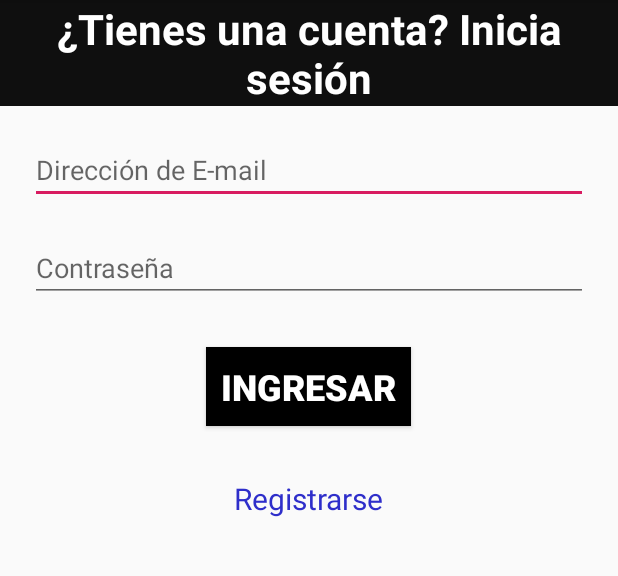
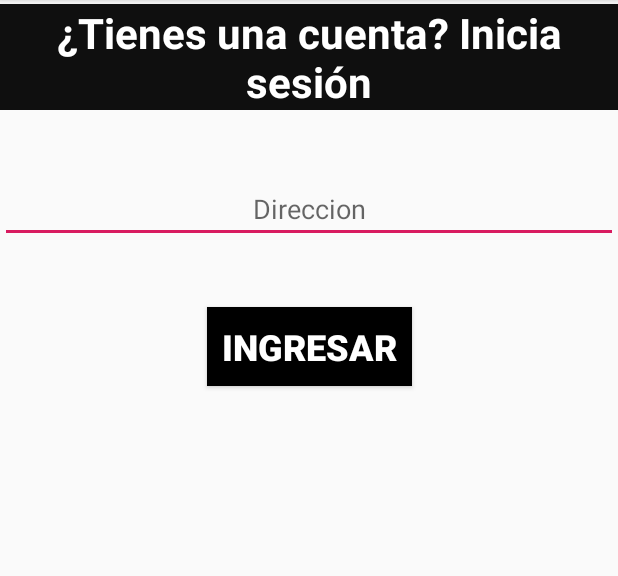
Before and after one commit to Jonatlop07/BookInPopOutMobile, an Android app: the screen it shows after launch (MainActivity), after a tap on "INGRESAR", on a phone screen of 412 x 824 dp, the part 84-660 px from its top. Run offline under Robolectric (Android 15) with nearby library versions, the phone set to English and light mode, and no system bars; our stand-ins replace Volley; network calls fail.

Commit message:
Realizada la conexión con la base de datos.

```diff
--- a/app/build.gradle
+++ b/app/build.gradle
@@ -26,4 +26,6 @@ dependencies {
     testImplementation 'junit:junit:4.12'
     androidTestImplementation 'androidx.test:runner:1.2.0'
     androidTestImplementation 'androidx.test.espresso:espresso-core:3.2.0'
+
+    implementation 'com.android.volley:volley:1.1.0'
 }
--- a/app/src/main/AndroidManifest.xml
+++ b/app/src/main/AndroidManifest.xml
@@ -1,8 +1,10 @@
 <?xml version="1.0" encoding="utf-8"?>
 <manifest xmlns:android="http://schemas.android.com/apk/res/android"
           package="com.example.proyectoestructurasdedatos">
+    <uses-permission android:name="android.permission.INTERNET"></uses-permission>
 
     <application
+            android:usesCleartextTraffic="true"
             android:allowBackup="true"
             android:icon="@mipmap/ic_launcher"
             android:label="@string/app_name"
--- a/app/src/main/java/com/example/proyectoestructurasdedatos/MainActivity.java
+++ b/app/src/main/java/com/example/proyectoestructurasdedatos/MainActivity.java
@@ -1,22 +1,63 @@
 package com.example.proyectoestructurasdedatos;
 
 import android.view.View;
+import android.widget.EditText;
+import android.widget.Toast;
 import androidx.appcompat.app.AppCompatActivity;
 import android.os.Bundle;
+import com.android.volley.*;
+import com.android.volley.toolbox.StringRequest;
+import com.android.volley.toolbox.Volley;
+
+import java.util.HashMap;
+import java.util.Map;
 
 public class MainActivity extends AppCompatActivity {
+    private EditText edtDireccion;
+    private final String HOST_IP = "";
+    private final String CARPETA_SCRIPTS = "archivos_conexion_bd";
 
     @Override
     protected void onCreate(Bundle savedInstanceState) {
         super.onCreate(savedInstanceState);
         setContentView(R.layout.activity_main);
+
+        edtDireccion = (EditText) findViewById(R.id.direccion);
+
     }
 
     public void iniciarSesion( View view ) {
 
+        ejecutarServicio("http://" + this.HOST_IP + "/"+ this.CARPETA_SCRIPTS + "/registrarUsuario.php");
     }
 
     public void irVentanaRegistro ( View view ) {
 
     }
+
+    private void ejecutarServicio( String URL ) {
+        StringRequest solicitud = new StringRequest(Request.Method.POST, URL, new Response.Listener<String>() {
+            @Override
+            public void onResponse(String response) {
+                Toast.makeText(getApplicationContext(), "OPERACION EXITOSA", Toast.LENGTH_SHORT).show();
+            }
+        }, new Response.ErrorListener() {
+                @Override
+                public void onErrorResponse(VolleyError error) {
+                    Toast.makeText(getApplicationContext(), error.toString(), Toast.LENGTH_SHORT).show();
+                }
+        }){
+            @Override
+            protected Map<String, String> getParams() throws AuthFailureError {
+                Map<String, String> parametros = new HashMap<String, String>();
+                parametros.put("", edtDireccion.getText().toString()); //El primer argumento indica el
+                                                                       // nombre del atributo en la tabla
+                //Agregar la cantidad que se reciben de la interfaz
+                return parametros;
+            }
+        };
+
+        RequestQueue colaSolicitud = Volley.newRequestQueue(this);
+        colaSolicitud.add(solicitud);
+    }
 }
--- a/app/src/main/res/layout/activity_main.xml
+++ b/app/src/main/res/layout/activity_main.xml
@@ -15,8 +15,6 @@
             app:layout_constraintRight_toRightOf="parent"
             app:layout_constraintTop_toTopOf="parent"
             app:layout_constraintHorizontal_bias="0.0"
-            android:layout_marginBottom="20dp"
-            app:layout_constraintBottom_toTopOf="@+id/ingresa_correo"
             android:gravity="center"
             android:text="@string/inicia_sesion"
             android:textAllCaps="false"
@@ -24,41 +22,22 @@
             android:textColorHighlight="#2E2A2A"
             android:textSize="28sp"
             android:textStyle="bold"
-            android:background="#0F0F0F" />
+            android:background="#0F0F0F" app:layout_constraintBottom_toTopOf="@+id/direccion"/>
+
     <EditText
-            android:id="@+id/ingresa_correo"
+            android:id="@+id/direccion"
+            android:hint="Direccion"
+            android:ems="10"
             android:layout_width="match_parent"
             android:layout_height="wrap_content"
+            android:gravity="center" android:layout_marginTop="40dp"
             app:layout_constraintTop_toBottomOf="@+id/textView" app:layout_constraintStart_toStartOf="parent"
             app:layout_constraintEnd_toEndOf="parent"
-            android:layout_marginLeft="20dp" android:layout_marginStart="20dp" android:layout_marginRight="20dp"
-            android:layout_marginEnd="20dp" android:layout_marginTop="20dp"
-            android:hint="@string/correo"
-            android:inputType="textEmailAddress"
-            android:ems="10"/>
-
-    <EditText
-            android:id="@+id/ingresa_clave"
-            android:layout_width="match_parent"
-            android:layout_height="wrap_content"
-            app:layout_constraintStart_toStartOf="parent"
-            app:layout_constraintEnd_toEndOf="parent"
-            android:layout_marginLeft="20dp" android:layout_marginStart="20dp" android:layout_marginRight="20dp"
-            android:layout_marginEnd="20dp"
-            app:layout_constraintHorizontal_bias="0.0" android:layout_marginTop="20dp"
-            app:layout_constraintTop_toBottomOf="@+id/ingresa_correo"
-            android:hint="@string/pass"
-            android:inputType="textPassword"
-            android:ems="10" />
+            app:layout_constraintBottom_toTopOf="@+id/iniciar_sesion"/>
     <Button
             android:id="@+id/iniciar_sesion"
             android:layout_width="wrap_content"
             android:layout_height="wrap_content"
-            android:layout_marginTop="30dp"
-            app:layout_constraintTop_toBottomOf="@+id/ingresa_clave" app:layout_constraintStart_toStartOf="parent"
-            android:layout_marginLeft="161dp" android:layout_marginStart="161dp"
-            app:layout_constraintEnd_toEndOf="parent" android:layout_marginEnd="162dp"
-            android:layout_marginRight="162dp"
             android:background="#000000"
             android:onClick="iniciarSesion"
             android:padding="10dp"
@@ -66,19 +45,12 @@
             android:textColor="#FFFFFF"
             android:textColorHighlight="#000000"
             android:textSize="24sp"
-            android:textStyle="bold"/>
-    <TextView
-            android:id="@+id/tv_Registrese"
-            android:layout_width="wrap_content"
-            android:layout_height="wrap_content"
-            app:layout_constraintStart_toStartOf="parent" android:layout_marginLeft="176dp"
-            android:layout_marginStart="176dp" app:layout_constraintEnd_toEndOf="parent"
-            android:layout_marginEnd="176dp" android:layout_marginRight="176dp" android:layout_marginTop="20dp"
-            app:layout_constraintTop_toBottomOf="@+id/iniciar_sesion" android:layout_marginBottom="408dp"
-            app:layout_constraintBottom_toBottomOf="parent"
-            android:onClick="irVentanaRegistro"
-            android:text="@string/registrarse"
-            android:textColor="#2E2ECA"
-            android:textSize="20sp"/>
+            android:textStyle="bold"
+            android:layout_marginTop="40dp"
+            app:layout_constraintTop_toBottomOf="@+id/direccion" app:layout_constraintStart_toStartOf="parent"
+            android:layout_marginLeft="138dp" android:layout_marginStart="138dp" android:layout_marginBottom="508dp"
+            app:layout_constraintBottom_toBottomOf="parent" app:layout_constraintEnd_toEndOf="parent"
+            android:layout_marginEnd="138dp" android:layout_marginRight="138dp"/>
+
 
 </androidx.constraintlayout.widget.ConstraintLayout>
```
Also changed, not shown: app/src/main/res/values/strings.xml (+0 -14 lines), 2 other files.
